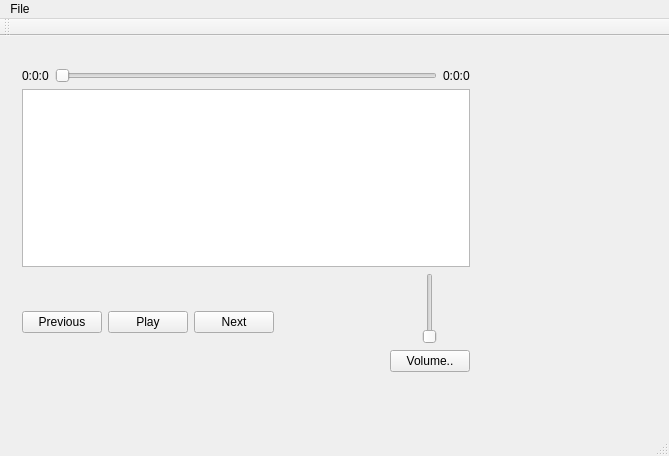
Before: the Qt Designer form Player.ui in realkeviny/SimplePlayer, drawn with Qt 5.
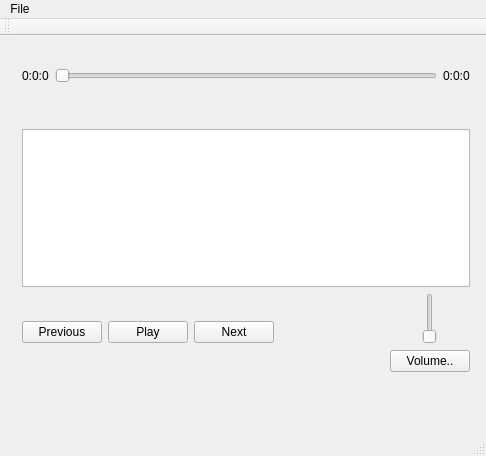
After: the same form once the commit is applied. Icons and pictures are not drawn.

The edit to the form file:
```diff
--- a/Player.ui
+++ b/Player.ui
@@ -6,7 +6,7 @@
    <rect>
     <x>0</x>
     <y>0</y>
-    <width>669</width>
+    <width>486</width>
     <height>456</height>
    </rect>
   </property>
@@ -21,10 +21,13 @@
   </property>
   <property name="windowIcon">
    <iconset>
-    <normaloff>../../icons/PlayerIcon.ico</normaloff>../../icons/PlayerIcon.ico</iconset>
+    <normaloff>Player.ico</normaloff>Player.ico</iconset>
+  </property>
+  <property name="layoutDirection">
+   <enum>Qt::LeftToRight</enum>
   </property>
   <widget class="QWidget" name="centralWidget">
-   <widget class="QWidget" name="">
+   <widget class="QWidget" name="layoutWidget">
     <property name="geometry">
      <rect>
       <x>11</x>
@@ -59,6 +62,35 @@
        </item>
       </layout>
      </item>
+     <item>
+      <widget class="QLabel" name="LabelLyricDetection">
+       <property name="text">
+        <string/>
+       </property>
+       <property name="alignment">
+        <set>Qt::AlignCenter</set>
+       </property>
+      </widget>
+     </item>
+     <item>
+      <widget class="QLabel" name="LabelLyricFileCheck">
+       <property name="sizePolicy">
+        <sizepolicy hsizetype="Preferred" vsizetype="Preferred">
+         <horstretch>0</horstretch>
+         <verstretch>0</verstretch>
+        </sizepolicy>
+       </property>
+       <property name="layoutDirection">
+        <enum>Qt::LeftToRight</enum>
+       </property>
+       <property name="text">
+        <string/>
+       </property>
+       <property name="alignment">
+        <set>Qt::AlignCenter</set>
+       </property>
+      </widget>
+     </item>
      <item>
       <widget class="QListWidget" name="SongList"/>
      </item>
@@ -164,7 +196,7 @@
     <rect>
      <x>0</x>
      <y>0</y>
-     <width>669</width>
+     <width>486</width>
      <height>17</height>
     </rect>
    </property>
```
Left out of the diff: 35 changed lines with no effect on the pictures.
